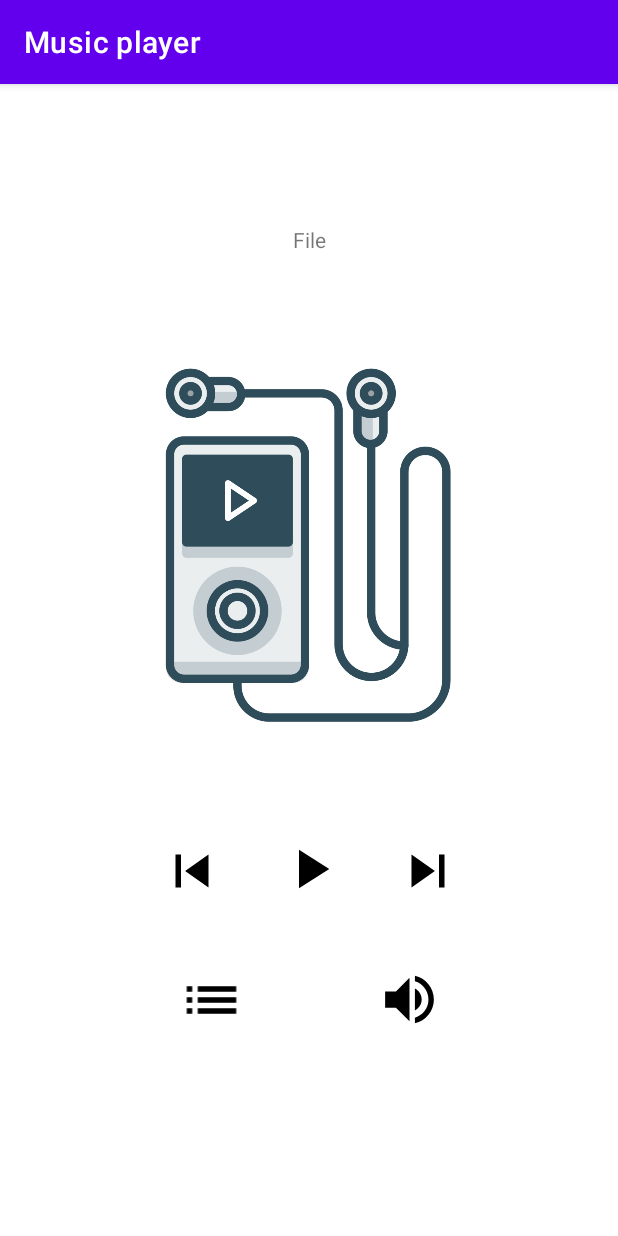
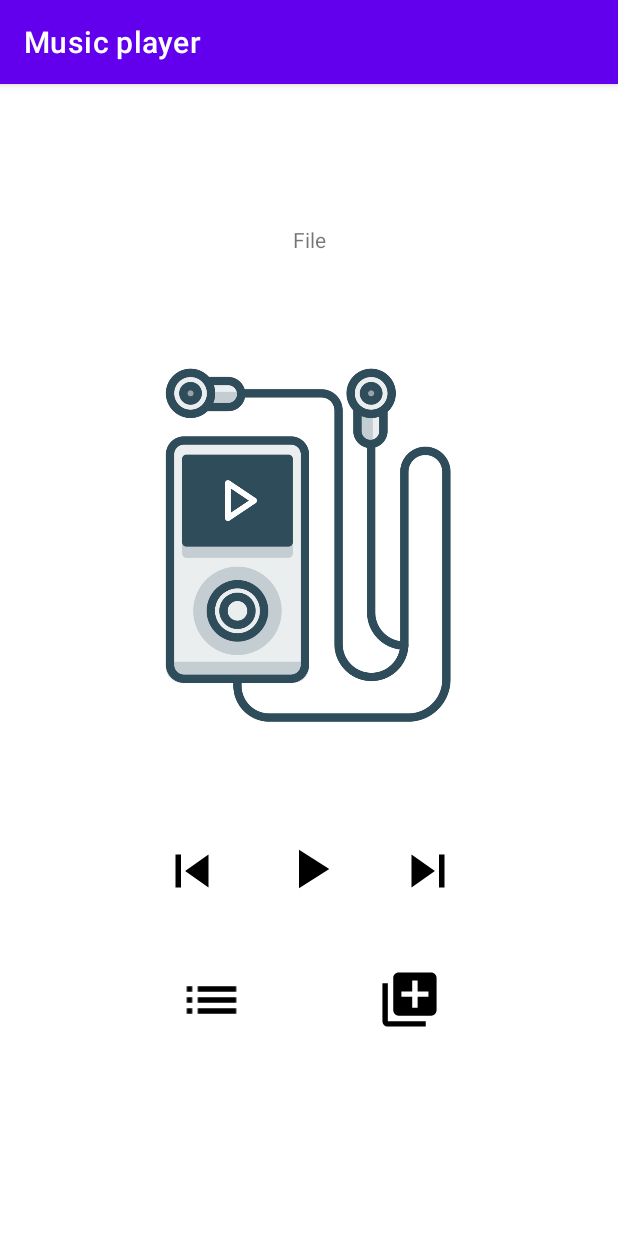
Before and after one commit to uchqunh/Musicplayer, an Android app: the screen it shows after launch (MainActivity), on a phone screen of 412 x 824 dp. Run offline under Robolectric (Android 15) with nearby library versions, the phone set to English and light mode, and no system bars.

Commit message:
13102021

```diff
--- a/app/src/main/java/com/example/musicplayer/MainActivity.java
+++ b/app/src/main/java/com/example/musicplayer/MainActivity.java
@@ -2,13 +2,26 @@ package com.example.musicplayer;
 
 import androidx.appcompat.app.AppCompatActivity;
 
+import android.app.Activity;
+import android.content.ActivityNotFoundException;
 import android.content.DialogInterface;
 import android.content.Intent;
+import android.media.browse.MediaBrowser;
+import android.net.Uri;
 import android.os.Bundle;
+import android.os.Environment;
+import android.provider.MediaStore;
 import android.view.View;
+import android.webkit.MimeTypeMap;
 import android.widget.ImageView;
+import android.widget.TextView;
+import android.widget.Toast;
+
+import java.io.File;
 
 public class MainActivity extends AppCompatActivity {
+
+    private Activity context;
 
     @Override
     protected void onCreate(Bundle savedInstanceState) {
@@ -19,8 +32,27 @@ public class MainActivity extends AppCompatActivity {
         songsList.setOnClickListener(new View.OnClickListener() {
             @Override
             public void onClick(View view) {
-                Intent songsIntent = new Intent(MainActivity.this, List.class);
-                startActivity(songsIntent);
+                Intent listsIntent = new Intent(MainActivity.this, List.class);
+                startActivity(listsIntent);
+            }
+        });
+        TextView fileName=findViewById(R.id.file_name);
+        ImageView addSong = findViewById(R.id.add_song);
+
+        addSong.setOnClickListener(new View.OnClickListener() {
+            @Override
+            public void onClick(View v) {
+                Intent intent = new Intent(Intent.ACTION_PICK);
+                intent.setType("audio/mp3");
+                intent.setAction(Intent.ACTION_GET_CONTENT);
+                try {
+                    startActivityForResult(intent.createChooser(intent,"Select MP3"),1010);
+
+                }
+                catch (ActivityNotFoundException e){
+
+                }
+                fileName.setText(intent.getData().getPath());
             }
         });
     }
--- a/app/src/main/java/com/example/musicplayer/Song.java
+++ b/app/src/main/java/com/example/musicplayer/Song.java
@@ -17,8 +17,8 @@ public class Song {
     }
 
     /* Get the default song id number*/
-    public int getIdNumberSong() {
-        return idNumberSong;
+    public String getIdNumberSong() {
+        return String.valueOf(idNumberSong)+"-";
     }
 
     /* Get the default song file name */
--- a/app/src/main/res/layout/activity_main.xml
+++ b/app/src/main/res/layout/activity_main.xml
@@ -8,7 +8,7 @@
 
 
     <TextView
-        android:id="@+id/textView2"
+        android:id="@+id/file_name"
         android:layout_width="0dp"
         android:layout_height="wrap_content"
         android:layout_marginStart="24dp"
@@ -21,6 +21,7 @@
         android:text="File"
         app:layout_constraintBottom_toTopOf="@+id/imageView"
         app:layout_constraintEnd_toEndOf="parent"
+        app:layout_constraintHorizontal_bias="0.0"
         app:layout_constraintStart_toStartOf="parent"
         app:layout_constraintTop_toTopOf="parent" />
 
@@ -36,28 +37,30 @@
         app:layout_constraintEnd_toEndOf="parent"
         app:layout_constraintHorizontal_bias="0.497"
         app:layout_constraintStart_toStartOf="parent"
-        app:layout_constraintTop_toBottomOf="@+id/textView2"
+        app:layout_constraintTop_toBottomOf="@+id/file_name"
         app:srcCompat="@drawable/seekpng_com_mp3_player_png_3404589" />
 
     <ImageView
         android:id="@+id/songs_list"
         android:layout_width="70dp"
         android:layout_height="44dp"
+        android:layout_marginStart="104dp"
+        android:layout_marginLeft="104dp"
         android:layout_marginTop="42dp"
         android:layout_marginEnd="20dp"
         android:layout_marginRight="20dp"
         android:layout_marginBottom="135dp"
         android:contentDescription="TODO"
         app:layout_constraintBottom_toBottomOf="parent"
-        app:layout_constraintEnd_toStartOf="@+id/imageView3"
-        app:layout_constraintHorizontal_bias="0.714"
+        app:layout_constraintEnd_toStartOf="@+id/add_song"
+        app:layout_constraintHorizontal_bias="0.046"
         app:layout_constraintStart_toStartOf="parent"
         app:layout_constraintTop_toBottomOf="@+id/imageView4"
         app:layout_constraintVertical_bias="0.0"
         app:srcCompat="@drawable/baseline_list_black_24dp" />
 
     <ImageView
-        android:id="@+id/imageView3"
+        android:id="@+id/add_song"
         android:layout_width="70dp"
         android:layout_height="43dp"
         android:layout_marginTop="42dp"
@@ -68,7 +71,7 @@
         app:layout_constraintEnd_toEndOf="parent"
         app:layout_constraintTop_toBottomOf="@+id/imageView6"
         app:layout_constraintVertical_bias="0.0"
-        app:srcCompat="@drawable/baseline_volume_up_black_24dp" />
+        app:srcCompat="@drawable/baseline_library_add_black_24dp" />
 
     <ImageView
         android:id="@+id/imageView4"
```
Also changed, not shown: app/src/main/java/com/example/musicplayer/List.java (+9 -14 lines), app/src/main/java/com/example/musicplayer/SongAdapter.java (+10 -38 lines), app/src/main/res/layout/activity_list.xml (+10 -10 lines).
